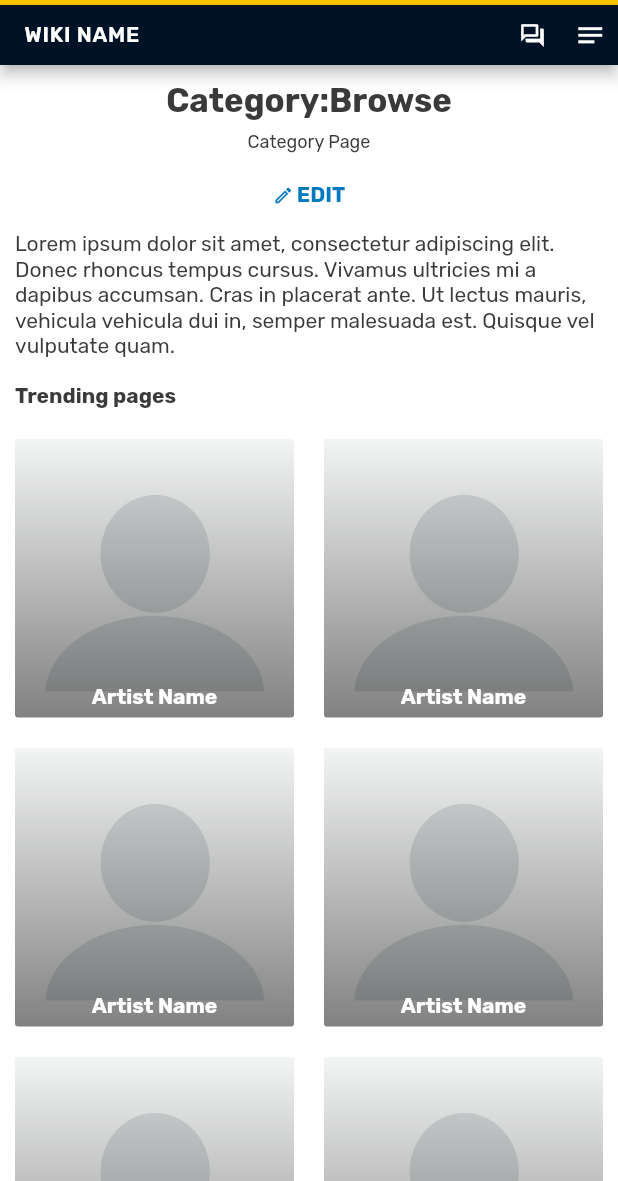
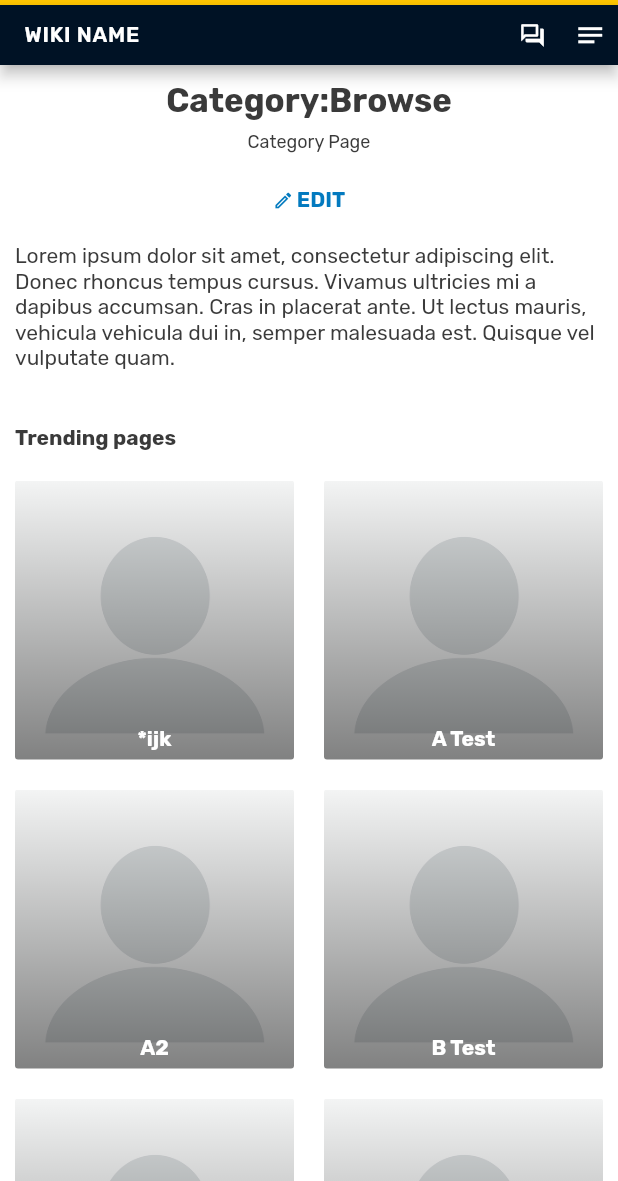
Before and after one commit to wendellavila/fandom_clone_flutter, a Flutter app: the CategoryPage screen opened directly, after a tap on "EDIT", on a phone screen of 412 x 824 dp, the part 55-1236 px from its top. Run offline on Flutter 3.47's test engine with Material 3 defaults, Android fonts, the phone set to English and light mode, and no system bars; drawn by our look-alikes of dropdown_button2; our stand-ins replace flutter_riverpod, google_fonts.

Commit message:
refactor: Replaced dynamic Maps with proper classes and types; Added namespace enum

```diff
--- a/lib/main.dart
+++ b/lib/main.dart
@@ -2,7 +2,7 @@ import 'package:flutter/material.dart';
 import 'package:google_fonts/google_fonts.dart';
 import 'package:flutter_riverpod/flutter_riverpod.dart';
 
-import 'package:fandom_clone/ui/screens/category/category.dart';
+import 'package:fandom_clone/ui/screens/category/category_screen.dart';
 import 'package:fandom_clone/providers/theme_notifier.dart';
 
 void main() {
--- /dev/null
+++ b/lib/ui/model/namespace.dart
@@ -0,0 +1,33 @@
+enum Namespace {
+  main(code: 0, prefix: ''),
+  category(code: 14, prefix: 'Category');
+
+  final int code;
+  final String prefix;
+  const Namespace({required this.code, required this.prefix});
+
+  bool prefixCompare(Namespace namespace, String prefix) {
+    if (Namespace.category.prefix.toLowerCase() == prefix.toLowerCase()) {
+      return true;
+    }
+    return false;
+  }
+
+  factory Namespace.fromPrefix(String prefix) {
+    switch (prefix.toLowerCase()) {
+      case 'category':
+        return Namespace.category;
+      default:
+        return Namespace.main;
+    }
+  }
+
+  factory Namespace.fromCode(int code) {
+    switch (code) {
+      case 14:
+        return Namespace.category;
+      default:
+        return Namespace.main;
+    }
+  }
+}
--- /dev/null
+++ b/lib/ui/model/page_metadata.dart
@@ -0,0 +1,17 @@
+import 'namespace.dart';
+
+class PageMetadata implements Comparable {
+  PageMetadata({required this.pagename, this.namespace = Namespace.main});
+  final String pagename;
+  final Namespace namespace;
+
+  @override
+  int compareTo(other) {
+    return "${namespace.prefix}:$pagename".compareTo("${other.namespace.prefix}:${other.pagename}");
+  }
+
+  @override
+  String toString() {
+    return "${namespace.prefix}${namespace == Namespace.main ? '' : ':'}$pagename";
+  }
+}
--- a/lib/ui/screens/article/page_header.dart
+++ b/lib/ui/screens/article/page_header.dart
@@ -1,4 +1,4 @@
-import 'package:fandom_clone/ui/screens/article/article.dart';
+import 'package:fandom_clone/ui/screens/article/article_screen.dart';
 import 'package:flutter/material.dart';
 
 class PageHeader extends StatelessWidget {
--- a/lib/ui/screens/category/category.dart
+++ /dev/null
@@ -1,73 +0,0 @@
-import 'package:flutter/material.dart';
-
-import 'package:fandom_clone/ui/widgets/topbar.dart';
-
-import 'category_list.dart';
-import 'page_header.dart';
-import 'trending_pages.dart';
-
-class CategoryPage extends StatefulWidget {
-  final String title;
-
-  const CategoryPage({this.title = "Category Name", super.key});
-
-  @override
-  State<CategoryPage> createState() => _CategoryPage();
-}
-
-class _CategoryPage extends State<CategoryPage> {
-  final List<String> _categoryNames = ["A Test", "A2", "B Test", "b 123", "#def", "*ijk"];
-  late List<Map> _categoriesByInitial;
-
-  @override
-  void initState() {
-    super.initState();
-    _categoriesByInitial = _getCategoriesByInitial(_categoryNames);
-  }
-
-  List<Map> _getCategoriesByInitial(List<String> categoryList) {
-    final List<Map> categoriesByInitial = [];
-
-    final List<String> alphabet = List.generate(26, (index) => String.fromCharCode(index + 65));
-
-    List categoriesStartingWithSymbol = categoryList.where((String element) => !alphabet.contains(element[0].toUpperCase())).toList();
-
-    if (categoriesStartingWithSymbol.isNotEmpty) {
-      categoriesByInitial.add({'title': '#', 'isExpanded': true, 'pages': categoriesStartingWithSymbol});
-    }
-
-    for (String letter in alphabet) {
-      List categoriesStartingWithLetter = categoryList.where((String element) => element[0].toUpperCase() == letter).toList();
-      if (categoriesStartingWithLetter.isNotEmpty) {
-        categoriesByInitial.add({'title': letter, 'isExpanded': true, 'pages': categoriesStartingWithLetter});
-      }
-    }
-    return categoriesByInitial;
-  }
-
-  void setCategoryExpanded({required int index, required bool isExpanded}) {
-    setState(() {
-      _categoriesByInitial[index]['isExpanded'] = isExpanded;
-    });
-  }
-
-  @override
-  Widget build(BuildContext context) {
-    return Scaffold(
-      body: CustomScrollView(
-        physics: const ClampingScrollPhysics(),
-        slivers: [
-          const TopNavigationBar(),
-          PageHeader(context: context, parentWidget: widget),
-          const TrendingPages(),
-          CategoryList(
-            categoryNames: _categoryNames,
-            categoriesByInitial: _categoriesByInitial,
-            parentWidget: widget,
-            setCategoryExpandedCallback: setCategoryExpanded,
-          ),
-        ],
-      ),
-    );
-  }
-}
--- a/lib/ui/screens/category/category_list.dart
+++ b/lib/ui/screens/category/category_list.dart
@@ -1,23 +1,25 @@
-import 'package:fandom_clone/ui/screens/article/article.dart';
-import 'package:fandom_clone/ui/screens/category/category.dart';
+import 'package:fandom_clone/ui/screens/article/article_screen.dart';
+import 'package:fandom_clone/ui/screens/category/category_screen.dart';
 import 'package:flutter/material.dart';
+
+import '../../model/namespace.dart';
 
 class CategoryList extends StatelessWidget {
   const CategoryList({
     super.key,
-    required this.categoryNames,
-    required this.categoriesByInitial,
+    required this.subsections,
     required this.parentWidget,
     required this.setCategoryExpandedCallback,
   });
 
-  final List<String> categoryNames;
-  final List<Map> categoriesByInitial;
+  final List<CategorySubsection> subsections;
   final CategoryPage parentWidget;
   final Function({
     required int index,
     required bool isExpanded,
   }) setCategoryExpandedCallback;
+
+  int get pagecount => subsections.length;
 
   @override
   Widget build(BuildContext context) {
@@ -27,15 +29,18 @@ class CategoryList extends StatelessWidget {
           child: Padding(
             padding: const EdgeInsets.all(10),
             child: Text(
-              "All items (${categoryNames.length})",
+              "All items ($pagecount)",
               style: const TextStyle(fontWeight: FontWeight.bold),
             ),
           ),
         ),
-        SliverList(
+        SliverPadding(
+          padding: const EdgeInsets.only(bottom: 10),
+          sliver: SliverList(
             delegate: SliverChildBuilderDelegate(
               (context, panelIndex) {
                 return ExpansionPanelList(
+                  elevation: 0,
                   expandedHeaderPadding: EdgeInsets.zero,
                   expandIconColor: Theme.of(context).colorScheme.onSecondary,
                   expansionCallback: (_, isExpanded) {
@@ -44,11 +49,12 @@ class CategoryList extends StatelessWidget {
                   children: [
                     ExpansionPanel(
                       backgroundColor: Theme.of(context).scaffoldBackgroundColor,
-                    isExpanded: categoriesByInitial[panelIndex]['isExpanded'],
+                      isExpanded: subsections[panelIndex].isExpanded,
+                      canTapOnHeader: true,
                       headerBuilder: (context, isExpanded) {
                         return ListTile(
                           style: ListTileStyle.list,
-                        title: Text(categoriesByInitial[panelIndex]['title']),
+                          title: Text(subsections[panelIndex].title),
                         );
                       },
                       body: Padding(
@@ -56,12 +62,33 @@ class CategoryList extends StatelessWidget {
                         child: Column(
                           mainAxisAlignment: MainAxisAlignment.start,
                           crossAxisAlignment: CrossAxisAlignment.start,
-                        children: [
-                          for (final pageName in categoriesByInitial[panelIndex]['pages'])
-                            Align(
+                          children: subsections[panelIndex]
+                              .pages
+                              .map(
+                                (page) => Align(
                                   alignment: Alignment.topLeft,
                                   child: Padding(
                                     padding: const EdgeInsets.symmetric(vertical: 8),
+                                    child: TextButton(
+                                      style: TextButton.styleFrom(
+                                        padding: const EdgeInsets.symmetric(horizontal: 4, vertical: 10),
+                                        tapTargetSize: MaterialTapTargetSize.shrinkWrap,
+                                        alignment: Alignment.centerLeft,
+                                        minimumSize: Size.zero,
+                                        shape: const RoundedRectangleBorder(
+                                          borderRadius: BorderRadius.all(Radius.zero),
+                                        ),
+                                      ),
+                                      onPressed: () => Navigator.push(
+                                        context,
+                                        MaterialPageRoute(
+                                          builder: (context) => page.namespace == Namespace.category
+                                              ? CategoryPage(title: page.pagename)
+                                              : ArticlePage(title: page.pagename),
+                                        ),
+                                      ),
+                                      child: Padding(
+                                        padding: const EdgeInsets.symmetric(vertical: 4, horizontal: 2),
                                         child: Row(
                                           children: [
                                             const Icon(
@@ -71,40 +98,30 @@ class CategoryList extends StatelessWidget {
                                             const SizedBox(
                                               width: 8,
                                             ),
-                                    TextButton(
-                                      style: TextButton.styleFrom(
-                                        padding: EdgeInsets.zero,
-                                        tapTargetSize: MaterialTapTargetSize.shrinkWrap,
-                                        alignment: Alignment.centerLeft,
-                                        minimumSize: Size.zero,
-                                      ),
-                                      onPressed: () => Navigator.push(
-                                        context,
-                                        MaterialPageRoute(
-                                          builder: (context) => ArticlePage(title: pageName),
-                                        ),
-                                      ),
-                                      child: Text(
-                                        pageName,
+                                            Text(
+                                              page.toString(),
                                               textAlign: TextAlign.start,
                                               style: TextStyle(
                                                 fontSize: 16,
                                                 color: Theme.of(context).colorScheme.onSecondary,
                                               ),
-                                      ),
-                                    ),
+                                            )
                                           ],
                                         ),
                                       ),
                                     ),
-                        ],
+                                  ),
+                                ),
+                              )
+                              .toList(),
                         ),
                       ),
                     ),
                   ],
                 );
               },
-            childCount: categoriesByInitial.length,
+              childCount: subsections.length,
+            ),
           ),
         ),
       ],
--- /dev/null
+++ b/lib/ui/screens/category/category_screen.dart
@@ -0,0 +1,119 @@
+import 'package:fandom_clone/ui/screens/category/category_list.dart';
+import 'package:flutter/material.dart';
+
+import 'package:fandom_clone/ui/widgets/topbar.dart';
+
+import '../../model/namespace.dart';
+import 'page_header.dart';
+import 'trending_pages.dart';
+import '../../model/page_metadata.dart';
+
+class CategorySubsection {
+  final String title;
+  bool isExpanded;
+  final List<PageMetadata> pages;
+
+  CategorySubsection({
+    required this.title,
+    this.isExpanded = false,
+    required this.pages,
+  });
+}
+
+class CategoryPage extends StatefulWidget {
+  final String title;
+
+  const CategoryPage({this.title = "Category Name", super.key});
+
+  @override
+  State<CategoryPage> createState() => _CategoryPage();
+}
+
+class _CategoryPage extends State<CategoryPage> {
+  final List<PageMetadata> _pages = [
+    PageMetadata(pagename: "More", namespace: Namespace.category),
+    PageMetadata(pagename: "A Test"),
+    PageMetadata(pagename: "A2"),
+    PageMetadata(pagename: "B Test"),
+    PageMetadata(pagename: "b 123"),
+    PageMetadata(pagename: "°def"),
+    PageMetadata(pagename: "*ijk"),
+  ];
+  late List<CategorySubsection> _pagesByInitial;
+
+  @override
+  void initState() {
+    super.initState();
+    _pagesByInitial = _groupPagesByInitialMinusNamespace(pages: _pages);
+  }
+
+  String _stripNamespace({required String pagename}) {
+    final namespaceRegex = RegExp(r'^[^:]+:');
+    return pagename.replaceFirst(namespaceRegex, '');
+  }
+
+  List<CategorySubsection> _groupPagesByInitialMinusNamespace({required List<PageMetadata> pages}) {
+    final List<CategorySubsection> pagesByInitial = [];
+
+    final List<String> alphabet = List.generate(
+      26,
+      (index) => String.fromCharCode(index + 65),
+    );
+
+    List<PageMetadata> pagesStartingWithSymbol = pages.where((PageMetadata page) => !alphabet.contains(page.pagename[0].toUpperCase())).toList();
+
+    if (pagesStartingWithSymbol.isNotEmpty) {
+      pagesByInitial.add(
+        CategorySubsection(title: '#', isExpanded: true, pages: pagesStartingWithSymbol),
+      );
+    }
+
+    for (String letter in alphabet) {
+      List<PageMetadata> pagesStartingWithLetter =
+          pages.where((PageMetadata page) => _stripNamespace(pagename: page.pagename)[0].toUpperCase() == letter).toList();
+      if (pagesStartingWithLetter.isNotEmpty) {
+        pagesByInitial.add(CategorySubsection(
+          title: letter,
+          isExpanded: true,
+          pages: pagesStartingWithLetter,
+        ));
+      }
+    }
+    return pagesByInitial;
+  }
+
+  List<PageMetadata> _getTopPages({required List<PageMetadata> pages}) {
+    pages = pages
+        .where((page) => page.namespace == Namespace.main)
+        .map((page) => PageMetadata(pagename: _stripNamespace(pagename: page.pagename), namespace: page.namespace))
+        .toList();
+    pages.sort();
+
+    return pages.length > 6 ? pages.sublist(0, 7) : pages;
+  }
+
+  void _setCategoryExpanded({required int index, required bool isExpanded}) {
+    setState(() {
+      _pagesByInitial[index].isExpanded = isExpanded;
+    });
+  }
+
+  @override
+  Widget build(BuildContext context) {
+    return Scaffold(
+      body: CustomScrollView(
+        physics: const ClampingScrollPhysics(),
+        slivers: [
+          const TopNavigationBar(),
+          PageHeader(context: context, parentWidget: widget),
+          TrendingPages(pages: _getTopPages(pages: _pages)),
+          CategoryList(
+            subsections: _pagesByInitial,
+            parentWidget: widget,
+            setCategoryExpandedCallback: _setCategoryExpanded,
+          ),
+        ],
+      ),
+    );
+  }
+}
--- a/lib/ui/screens/category/page_header.dart
+++ b/lib/ui/screens/category/page_header.dart
@@ -1,4 +1,4 @@
-import 'package:fandom_clone/ui/screens/category/category.dart';
+import 'package:fandom_clone/ui/screens/category/category_screen.dart';
 import 'package:flutter/material.dart';
 
 class PageHeader extends StatelessWidget {
@@ -29,7 +29,7 @@ class PageHeader extends StatelessWidget {
               ),
             ),
             const Padding(
-              padding: EdgeInsets.only(bottom: 5),
+              padding: EdgeInsets.only(bottom: 8),
               child: Text(
                 "Category Page",
                 style: TextStyle(
@@ -37,7 +37,9 @@ class PageHeader extends StatelessWidget {
                 ),
               ),
             ),
-            TextButton(
+            Padding(
+              padding: const EdgeInsets.only(bottom: 5),
+              child: TextButton(
                 onPressed: () {},
                 child: Row(
                   mainAxisSize: MainAxisSize.min,
@@ -53,26 +55,22 @@ class PageHeader extends StatelessWidget {
                     ),
                     Text(
                       "EDIT",
-                      style: TextStyle(fontSize: 14, fontWeight: FontWeight.w700, color: Theme.of(context).colorScheme.tertiary),
+                      style: TextStyle(
+                        fontSize: 14,
+                        fontWeight: FontWeight.w700,
+                        color: Theme.of(context).colorScheme.tertiary,
+                      ),
                     ),
                   ],
-                )),
+                ),
+              ),
+            ),
             const Row(
               children: [
                 Flexible(
-                    child: Text(
-                  "Lorem ipsum dolor sit amet, consectetur adipiscing elit. Donec rhoncus tempus cursus. Vivamus ultricies mi a dapibus accumsan. Cras in placerat ante. Ut lectus mauris, vehicula vehicula dui in, semper malesuada est. Quisque vel vulputate quam.",
-                  textAlign: TextAlign.start,
-                )),
-              ],
-            ),
-            const Row(
-              children: [
-                Padding(
-                  padding: EdgeInsets.only(top: 16),
                   child: Text(
-                    "Trending pages",
-                    style: TextStyle(fontWeight: FontWeight.bold),
+                    "Lorem ipsum dolor sit amet, consectetur adipiscing elit. Donec rhoncus tempus cursus. Vivamus ultricies mi a dapibus accumsan. Cras in placerat ante. Ut lectus mauris, vehicula vehicula dui in, semper malesuada est. Quisque vel vulputate quam.",
+                    textAlign: TextAlign.start,
                   ),
                 ),
               ],
--- a/lib/ui/screens/category/trending_pages.dart
+++ b/lib/ui/screens/category/trending_pages.dart
@@ -1,16 +1,39 @@
 import 'package:flutter/material.dart';
+import 'package:fandom_clone/ui/model/page_metadata.dart';
 
 class TrendingPages extends StatelessWidget {
   const TrendingPages({
+    this.pages = const [],
     super.key,
   });
 
+  final List<PageMetadata> pages;
+
   @override
   Widget build(BuildContext context) {
-    return SliverGrid.count(
+    return SliverMainAxisGroup(
+      slivers: [
+        const SliverToBoxAdapter(
+          child: Padding(
+            padding: EdgeInsets.all(10),
+            child: Row(
+              children: [
+                Padding(
+                  padding: EdgeInsets.only(top: 16),
+                  child: Text(
+                    "Trending pages",
+                    style: TextStyle(fontWeight: FontWeight.bold),
+                  ),
+                ),
+              ],
+            ),
+          ),
+        ),
+        SliverGrid.count(
           crossAxisCount: 2,
-      children: List.generate(6, (index) {
-        return Padding(
+          children: pages
+              .map(
+                (page) => Padding(
                   padding: const EdgeInsets.all(10),
                   child: InkWell(
                     onTap: () {},
@@ -41,16 +64,20 @@ class TrendingPages extends StatelessWidget {
                             ),
                           ),
                         ),
-                const Column(
+                        Column(
                           mainAxisAlignment: MainAxisAlignment.end,
                           crossAxisAlignment: CrossAxisAlignment.center,
                           children: [
                             Padding(
-                      padding: EdgeInsets.all(5),
+                              padding: const EdgeInsets.all(5),
                               child: Text(
-                        "Artist Name",
+                                page.toString(),
                                 textAlign: TextAlign.center,
-                        style: TextStyle(fontSize: 14, fontWeight: FontWeight.bold, color: Colors.white),
+                                style: const TextStyle(
+                                  fontSize: 14,
+                                  fontWeight: FontWeight.bold,
+                                  color: Colors.white,
+                                ),
                               ),
                             )
                           ],
@@ -58,8 +85,11 @@ class TrendingPages extends StatelessWidget {
                       ],
                     ),
                   ),
-        );
-      }),
+                ),
+              )
+              .toList(),
+        ),
+      ],
     );
   }
 }
```
Also changed, not shown: lib/ui/screens/article/article_screen.dart (renamed from lib/ui/screens/article/article.dart). Lines whose indentation alone changed are shown as unchanged.
